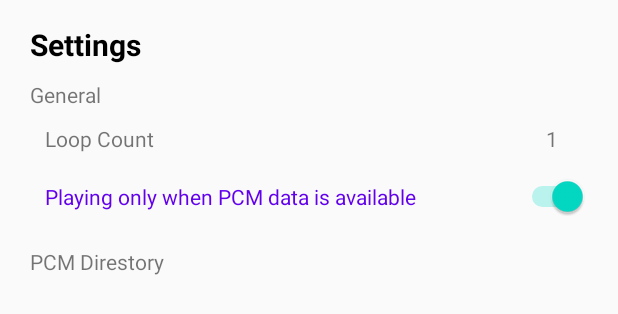
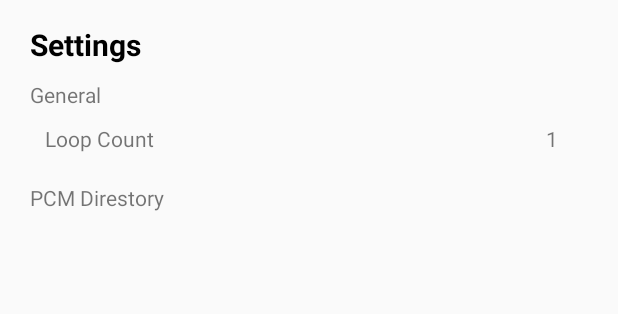
Before and after one commit to c60fmp/fmpmddev-for-android, an Android app: the layout fragment_setting.xml on its own in the app's theme, with its tools: preview values and no code run, on a phone screen of 412 x 824 dp. Shown: the top 314 px of the screen. Run offline under Robolectric (Android 15) with nearby library versions, the phone set to English and light mode, and no system bars.

Commit message:
PCM なし再生のUI、データ転送を削除

```diff
--- a/app/src/main/java/jp/fmp/c60/fmpmddev/MainActivity.java
+++ b/app/src/main/java/jp/fmp/c60/fmpmddev/MainActivity.java
@@ -143,7 +143,6 @@ public class MainActivity extends AppCompatActivity implements ControlFragment.C
 
 				Bundle lBundle = new Bundle();
 				lBundle.putInt(Common.KEY_ACTIVITY_TO_SETTING_LOOPCOUNT, msg.getData().getInt(Common.KEY_SERVICE_TO_ACTIVITY_LOOPCOUNT));
-				lBundle.putBoolean(Common.KEY_ACTIVITY_TO_SETTING_PLAYONLYPCMDATA, msg.getData().getBoolean(Common.KEY_SERVICE_TO_ACTIVITY_PLAYONLYPCMDATA));
 				lBundle.putString(Common.KEY_ACTIVITY_TO_SETTING_ROOTDIRECTORY, msg.getData().getString(Common.KEY_SERVICE_TO_ACTIVITY_ROOTDIRECTORY));
 
 				// 拡張子とディレクトリのペア を bundle に詰める
@@ -676,10 +675,8 @@ public class MainActivity extends AppCompatActivity implements ControlFragment.C
 
 		Bundle lBundle = new Bundle();
 		int loopCount = bundle.getInt(Common.KEY_SETTING_TO_ACTIVITY_LOOPCOUNT);
-		boolean playOnlyPCMData = bundle.getBoolean(Common.KEY_SETTING_TO_ACTIVITY_PLAYONLYPCMDATA);
 
 		lBundle.putInt(Common.KEY_ACTIVITY_TO_SERVICE_LOOPCOUNT, loopCount);
-		lBundle.putBoolean(Common.KEY_ACTIVITY_TO_SERVICE_PLAYONLYPCMDATA, playOnlyPCMData);
 
 		boolean rootDirectoryChanged = !bundle.getString(Common.KEY_SETTING_TO_ACTIVITY_ROOTDIRECTORY).equals(rootDirectory);
 		rootDirectory = bundle.getString(Common.KEY_SETTING_TO_ACTIVITY_ROOTDIRECTORY);
--- a/app/src/main/res/layout/fragment_setting.xml
+++ b/app/src/main/res/layout/fragment_setting.xml
@@ -45,7 +45,7 @@
                         android:layout_height="wrap_content"
                         android:orientation="horizontal"
                         android:layout_marginTop="10dp"
-                        android:layout_marginBottom="10dp"
+                        android:layout_marginBottom="20dp"
                         android:layout_marginStart="10dp"
                         android:layout_marginEnd="20dp" >
 
@@ -64,17 +64,6 @@
                             android:gravity="end" />
                     </LinearLayout>
 
-                    <Switch
-                        android:id="@+id/playingPCMdataSwitch"
-                        android:layout_width="match_parent"
-                        android:layout_height="wrap_content"
-                        android:text="Playing only when PCM data is available"
-                        android:textColor="@color/colorPrimary"
-                        android:layout_marginTop="5dp"
-                        android:layout_marginBottom="20dp"
-                        android:layout_marginStart="10dp"
-                        android:checked="true" />
-
                     <TextView
                         android:id="@+id/textView4"
                         android:layout_width="match_parent"
```
Also changed, not shown: app/src/main/java/jp/fmp/c60/fmpmddev/Common.java (+0 -8 lines), app/src/main/java/jp/fmp/c60/fmpmddev/FMPMDDevService.java (+0 -7 lines), app/src/main/java/jp/fmp/c60/fmpmddev/SettingDialogFragment.java (+1 -18 lines).
